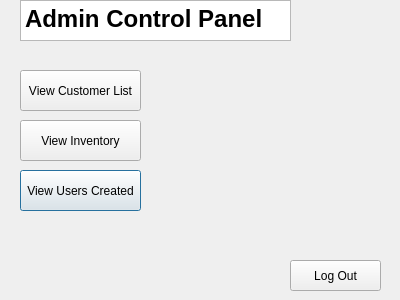
Before: the Qt Designer form adminwindow.ui in broadermat70/agile-, drawn with Qt 5.
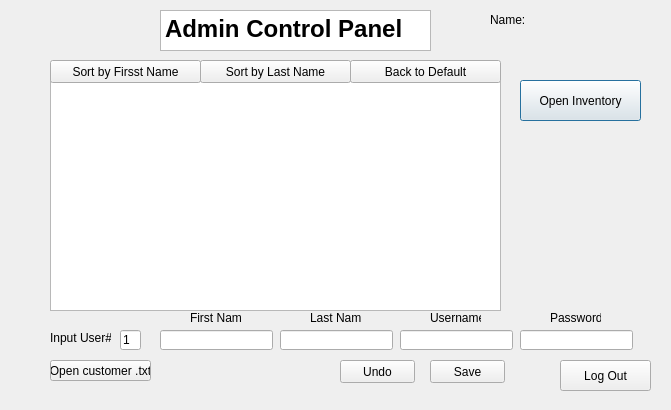
After: the same form once the commit is applied.

```diff
--- a/adminwindow.ui
+++ b/adminwindow.ui
@@ -6,48 +6,38 @@
    <rect>
     <x>0</x>
     <y>0</y>
-    <width>400</width>
-    <height>300</height>
+    <width>671</width>
+    <height>410</height>
    </rect>
   </property>
   <property name="windowTitle">
    <string>Dialog</string>
   </property>
-  <widget class="QPushButton" name="pushButton_3">
-   <property name="geometry">
-    <rect>
-     <x>20</x>
-     <y>170</y>
-     <width>121</width>
-     <height>41</height>
-    </rect>
-   </property>
-   <property name="text">
-    <string>View Users Created</string>
-   </property>
-  </widget>
   <widget class="QPushButton" name="pushButton_2">
    <property name="geometry">
     <rect>
-     <x>20</x>
-     <y>120</y>
+     <x>520</x>
+     <y>80</y>
      <width>121</width>
      <height>41</height>
     </rect>
    </property>
    <property name="text">
-    <string>View Inventory</string>
+    <string>Open Inventory</string>
    </property>
   </widget>
   <widget class="QTextEdit" name="textEdit">
    <property name="geometry">
     <rect>
-     <x>20</x>
-     <y>0</y>
+     <x>160</x>
+     <y>10</y>
      <width>271</width>
      <height>41</height>
     </rect>
    </property>
+   <property name="readOnly">
+    <bool>true</bool>
+   </property>
    <property name="html">
     <string>&lt;!DOCTYPE HTML PUBLIC &quot;-//W3C//DTD HTML 4.0//EN&quot; &quot;http://www.w3.org/TR/REC-html40/strict.dtd&quot;&gt;
 &lt;html&gt;&lt;head&gt;&lt;meta name=&quot;qrichtext&quot; content=&quot;1&quot; /&gt;&lt;style type=&quot;text/css&quot;&gt;
@@ -59,8 +49,8 @@
   <widget class="QPushButton" name="pushButton_4">
    <property name="geometry">
     <rect>
-     <x>290</x>
-     <y>260</y>
+     <x>560</x>
+     <y>360</y>
      <width>91</width>
      <height>31</height>
     </rect>
@@ -72,14 +62,223 @@
   <widget class="QPushButton" name="pushButton">
    <property name="geometry">
     <rect>
-     <x>20</x>
-     <y>70</y>
-     <width>121</width>
-     <height>41</height>
+     <x>50</x>
+     <y>360</y>
+     <width>101</width>
+     <height>21</height>
     </rect>
    </property>
    <property name="text">
-    <string>View Customer List</string>
+    <string>Open customer .txt</string>
+   </property>
+  </widget>
+  <widget class="QPushButton" name="saveButton">
+   <property name="geometry">
+    <rect>
+     <x>430</x>
+     <y>360</y>
+     <width>75</width>
+     <height>23</height>
+    </rect>
+   </property>
+   <property name="text">
+    <string>Save</string>
+   </property>
+  </widget>
+  <widget class="QPushButton" name="undoButton">
+   <property name="geometry">
+    <rect>
+     <x>340</x>
+     <y>360</y>
+     <width>75</width>
+     <height>23</height>
+    </rect>
+   </property>
+   <property name="text">
+    <string>Undo</string>
+   </property>
+  </widget>
+  <widget class="QTextEdit" name="userEdit">
+   <property name="geometry">
+    <rect>
+     <x>50</x>
+     <y>80</y>
+     <width>451</width>
+     <height>231</height>
+    </rect>
+   </property>
+   <property name="readOnly">
+    <bool>true</bool>
+   </property>
+  </widget>
+  <widget class="QLabel" name="loggedInName">
+   <property name="geometry">
+    <rect>
+     <x>490</x>
+     <y>10</y>
+     <width>161</width>
+     <height>20</height>
+    </rect>
+   </property>
+   <property name="text">
+    <string>Name: </string>
+   </property>
+  </widget>
+  <widget class="QLabel" name="label">
+   <property name="geometry">
+    <rect>
+     <x>50</x>
+     <y>330</y>
+     <width>61</width>
+     <height>16</height>
+    </rect>
+   </property>
+   <property name="text">
+    <string>Input User#:</string>
+   </property>
+  </widget>
+  <widget class="QLineEdit" name="userNumInput">
+   <property name="geometry">
+    <rect>
+     <x>120</x>
+     <y>330</y>
+     <width>21</width>
+     <height>20</height>
+    </rect>
+   </property>
+   <property name="text">
+    <string>1</string>
+   </property>
+  </widget>
+  <widget class="QLineEdit" name="changefName">
+   <property name="geometry">
+    <rect>
+     <x>160</x>
+     <y>330</y>
+     <width>113</width>
+     <height>20</height>
+    </rect>
+   </property>
+  </widget>
+  <widget class="QLineEdit" name="changelName">
+   <property name="geometry">
+    <rect>
+     <x>280</x>
+     <y>330</y>
+     <width>113</width>
+     <height>20</height>
+    </rect>
+   </property>
+  </widget>
+  <widget class="QLineEdit" name="changeUsername">
+   <property name="geometry">
+    <rect>
+     <x>400</x>
+     <y>330</y>
+     <width>113</width>
+     <height>20</height>
+    </rect>
+   </property>
+  </widget>
+  <widget class="QLineEdit" name="changePassword">
+   <property name="geometry">
+    <rect>
+     <x>520</x>
+     <y>330</y>
+     <width>113</width>
+     <height>20</height>
+    </rect>
+   </property>
+  </widget>
+  <widget class="QLabel" name="label_2">
+   <property name="geometry">
+    <rect>
+     <x>190</x>
+     <y>310</y>
+     <width>51</width>
+     <height>16</height>
+    </rect>
+   </property>
+   <property name="text">
+    <string>First Name</string>
+   </property>
+  </widget>
+  <widget class="QLabel" name="label_3">
+   <property name="geometry">
+    <rect>
+     <x>310</x>
+     <y>310</y>
+     <width>51</width>
+     <height>16</height>
+    </rect>
+   </property>
+   <property name="text">
+    <string>Last Name</string>
+   </property>
+  </widget>
+  <widget class="QLabel" name="label_4">
+   <property name="geometry">
+    <rect>
+     <x>430</x>
+     <y>310</y>
+     <width>51</width>
+     <height>16</height>
+    </rect>
+   </property>
+   <property name="text">
+    <string>Username</string>
+   </property>
+  </widget>
+  <widget class="QLabel" name="label_5">
+   <property name="geometry">
+    <rect>
+     <x>550</x>
+     <y>310</y>
+     <width>51</width>
+     <height>16</height>
+    </rect>
+   </property>
+   <property name="text">
+    <string>Password</string>
+   </property>
+  </widget>
+  <widget class="QPushButton" name="sortfName">
+   <property name="geometry">
+    <rect>
+     <x>50</x>
+     <y>60</y>
+     <width>151</width>
+     <height>23</height>
+    </rect>
+   </property>
+   <property name="text">
+    <string>Sort by Firsst Name</string>
+   </property>
+  </widget>
+  <widget class="QPushButton" name="sortlName">
+   <property name="geometry">
+    <rect>
+     <x>200</x>
+     <y>60</y>
+     <width>151</width>
+     <height>23</height>
+    </rect>
+   </property>
+   <property name="text">
+    <string>Sort by Last Name</string>
+   </property>
+  </widget>
+  <widget class="QPushButton" name="sortDefault">
+   <property name="geometry">
+    <rect>
+     <x>350</x>
+     <y>60</y>
+     <width>151</width>
+     <height>23</height>
+    </rect>
+   </property>
+   <property name="text">
+    <string>Back to Default</string>
    </property>
   </widget>
  </widget>
```
